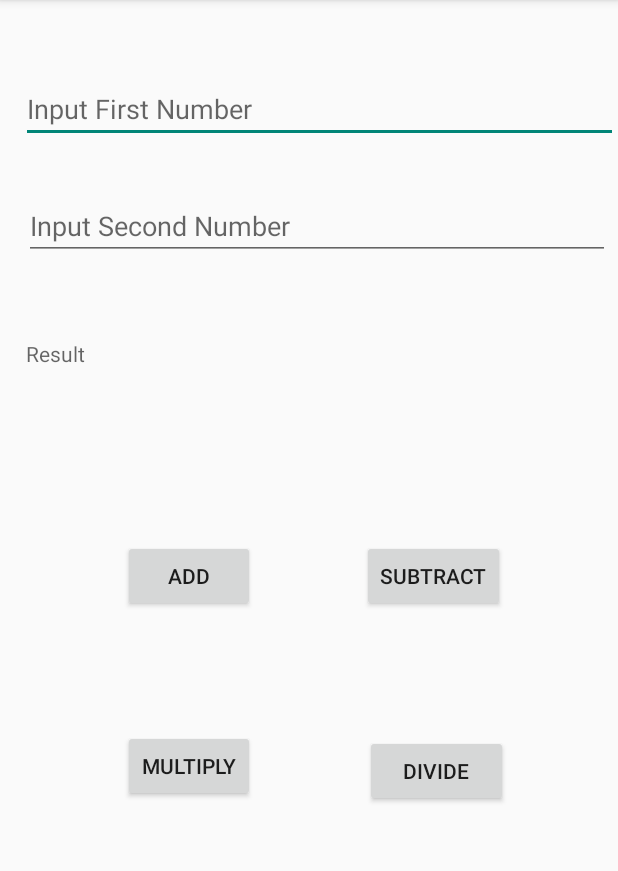
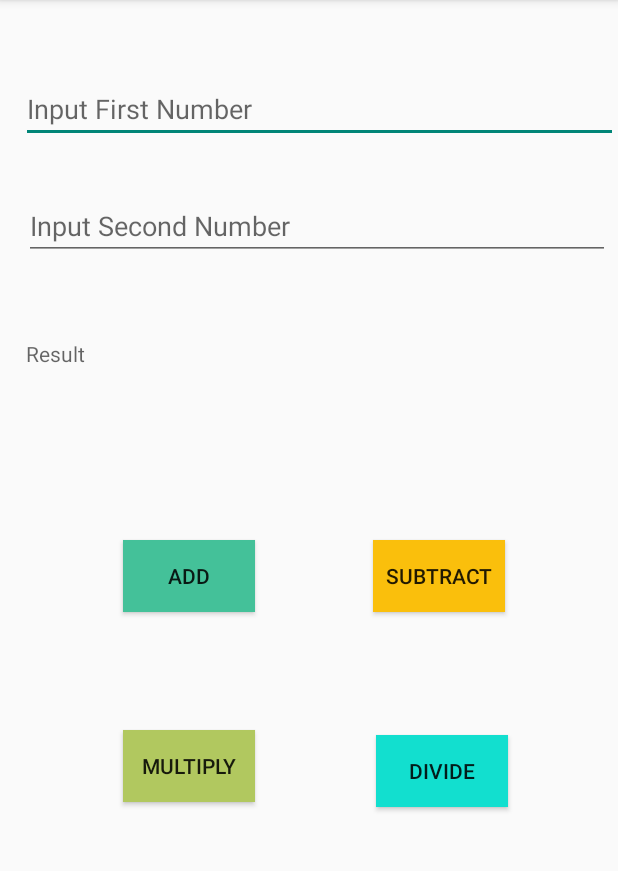
Before and after one commit to KumarSanskar/Simple_Calculator, an Android app: the screen it shows after launch (MainActivity), on a phone screen of 412 x 824 dp, the part 84-955 px from its top. Run offline under Robolectric (Android 15) with nearby library versions, the light colour scheme and no system bars.

Commit message:
added the background attribute to every button with certain values

```diff
--- a/app/src/main/res/layout/activity_main.xml
+++ b/app/src/main/res/layout/activity_main.xml
@@ -67,6 +67,7 @@
         android:layout_marginLeft="82dp"
         android:layout_marginTop="0dp"
         android:layout_marginBottom="0dp"
+        android:background="#44C199"
         android:text="Add" />
 
     <Button
@@ -78,6 +79,7 @@
         android:layout_centerVertical="true"
         android:layout_marginEnd="75dp"
         android:layout_marginRight="75dp"
+        android:background="#FABF0C"
         android:text="Subtract" />
 
     <Button
@@ -96,6 +98,7 @@
         android:layout_marginEnd="0dp"
         android:layout_marginRight="0dp"
         android:layout_marginBottom="3dp"
+        android:background="#B1C85F"
         android:text="Multiply" />
 
     <Button
@@ -112,5 +115,6 @@
         android:layout_marginEnd="-2dp"
         android:layout_marginRight="-2dp"
         android:layout_marginBottom="230dp"
+        android:background="#12DFCF"
         android:text="DIVIDE" />
 </RelativeLayout>
```
